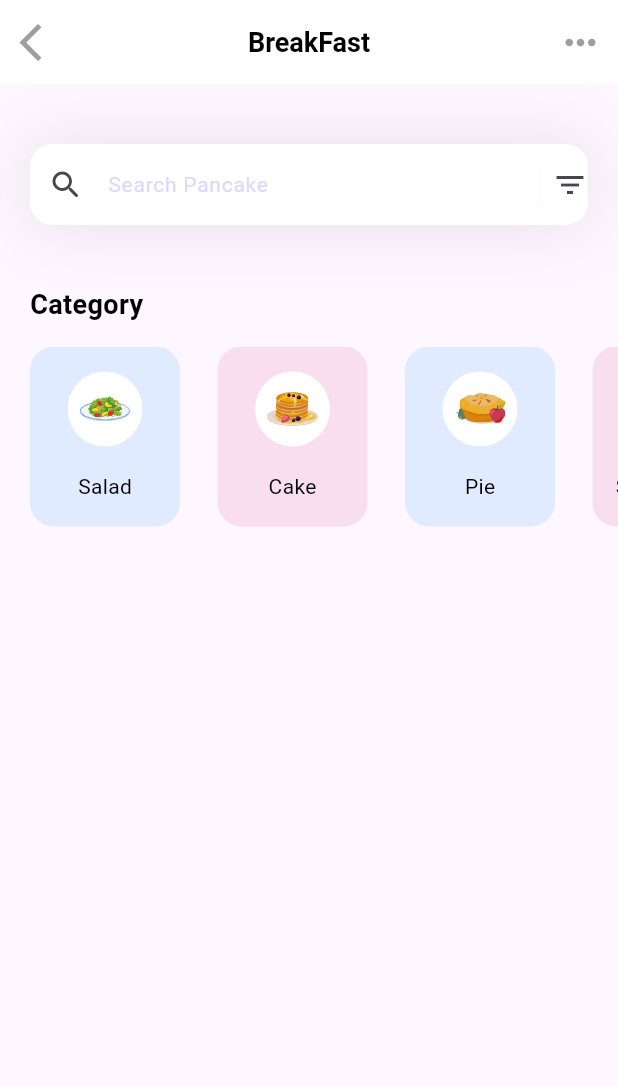
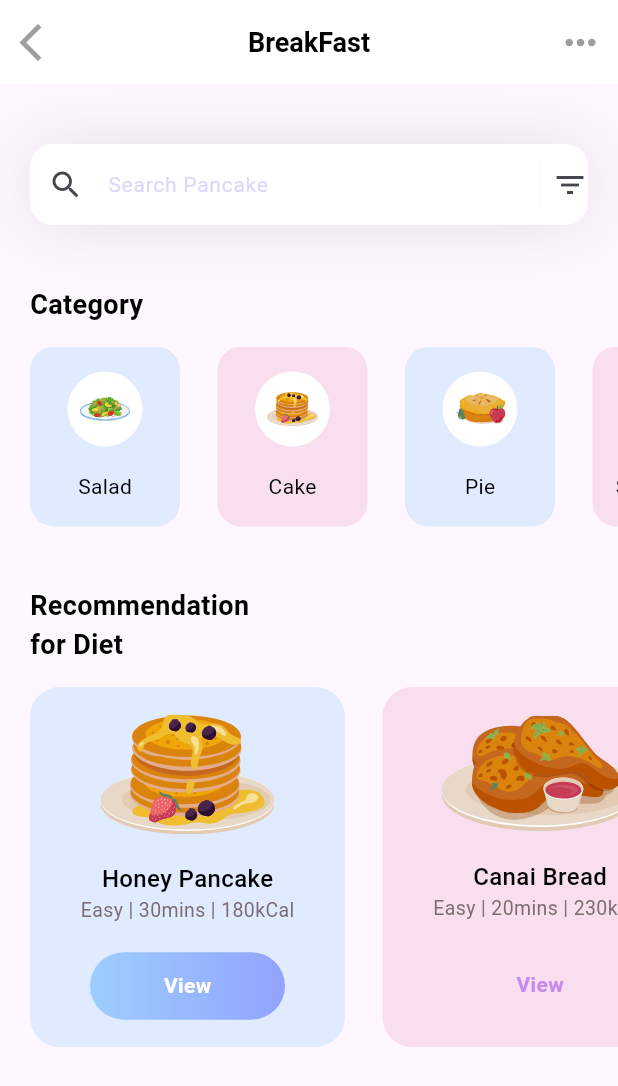
Before and after one commit to SabaFadhl/fitness, a Flutter app: the screen it shows after launch, on a phone screen of 412 x 824 dp. Shown: the top 1086 px of the screen. Run offline on Flutter 3.47's test engine with Material 3 defaults, Android fonts, the phone set to English and light mode, and no system bars; our stand-ins replace flutter_svg.

Commit message:
feat: diet section with view button

```diff
--- /dev/null
+++ b/lib/models/diet_model.dart
@@ -0,0 +1,52 @@
+
+import 'dart:ui';
+
+class DietModel {
+  String name;
+  String iconPath;
+  String level;
+  String duration;
+  String calorie;
+  Color boxColor;
+  bool viewIsSelected;
+
+  DietModel({
+    required this.name,
+    required this.iconPath,
+    required this.level,
+    required this.duration,
+    required this.calorie,
+    required this.boxColor,
+    required this.viewIsSelected
+  });
+
+  static List < DietModel > getDiets() {
+    List < DietModel > diets = [];
+
+    diets.add(
+        DietModel(
+            name: 'Honey Pancake',
+            iconPath: 'assets/icons/honey-pancakes.svg',
+            level: 'Easy',
+            duration: '30mins',
+            calorie: '180kCal',
+            viewIsSelected: true,
+            boxColor: Color(0xff9DCEFF)
+        )
+    );
+
+    diets.add(
+        DietModel(
+            name: 'Canai Bread',
+            iconPath: 'assets/icons/canai-bread.svg',
+            level: 'Easy',
+            duration: '20mins',
+            calorie: '230kCal',
+            viewIsSelected: false,
+            boxColor: Color(0xffEEA4CE)
+        )
+    );
+
+    return diets;
+  }
+}
--- a/lib/pages/home.dart
+++ b/lib/pages/home.dart
@@ -1,14 +1,19 @@
 import 'package:fitness/models/category_model.dart';
+import 'package:fitness/models/diet_model.dart';
 import 'package:flutter/material.dart';
 import 'package:flutter_svg/flutter_svg.dart';
+
 class HomePage extends StatelessWidget {
   List<CategoryModel> categories = [];
-  void _getCategories(){
+  List<DietModel> diets = [];
+  void _getInitialInfo() {
     categories = CategoryModel.getCategories();
+    diets = DietModel.getDiets();
   }
+
   @override
   Widget build(BuildContext context) {
-    _getCategories();
+    _getInitialInfo();
     return Scaffold(
       appBar: AppBar(
         title: Text(
@@ -23,13 +28,11 @@ class HomePage extends StatelessWidget {
         elevation: 0.0,
         backgroundColor: Colors.white,
         leading: GestureDetector(
-          onTap: (){
-
-          },
+          onTap: () {},
           child: Container(
             alignment: Alignment.center,
             margin: EdgeInsets.all(10),
-            child: Icon(Icons.arrow_back_ios, color: Colors.grey, size: 30,),
+            child: Icon(Icons.arrow_back_ios, color: Colors.grey, size: 30),
             decoration: BoxDecoration(borderRadius: BorderRadius.circular(10)),
           ),
         ),
@@ -37,22 +40,24 @@ class HomePage extends StatelessWidget {
           Container(
             alignment: Alignment.center,
             margin: EdgeInsets.all(10),
-            child: Icon(Icons.more_horiz, color: Colors.grey, size: 30,),
+            child: Icon(Icons.more_horiz, color: Colors.grey, size: 30),
             decoration: BoxDecoration(borderRadius: BorderRadius.circular(10)),
           ),
         ],
       ),
-      body:Column(
+      body: Column(
         crossAxisAlignment: CrossAxisAlignment.start,
         children: [
           Container(
-            margin: EdgeInsets.only(top: 40,left: 20,right: 20),
+            margin: EdgeInsets.only(top: 40, left: 20, right: 20),
             decoration: BoxDecoration(
               boxShadow: [
-                BoxShadow(color: Color(0xff1D1617).withOpacity(0.11),
+                BoxShadow(
+                  color: Color(0xff1D1617).withOpacity(0.11),
                   blurRadius: 40,
-                spreadRadius: 0.0)
-              ]
+                  spreadRadius: 0.0,
+                ),
+              ],
             ),
             child: TextField(
               decoration: InputDecoration(
@@ -60,10 +65,7 @@ class HomePage extends StatelessWidget {
                 fillColor: Colors.white,
                 contentPadding: EdgeInsets.all(15),
                 hintText: 'Search Pancake',
-                  hintStyle: TextStyle(
-                    color: Color(0xD0D0D0FF),
-                    fontSize: 14
-                  ),
+                hintStyle: TextStyle(color: Color(0xD0D0D0FF), fontSize: 14),
                 prefixIcon: Icon(Icons.search_rounded),
                 suffixIcon: Container(
                   width: 100,
@@ -84,44 +86,40 @@ class HomePage extends StatelessWidget {
                 ),
                 border: OutlineInputBorder(
                   borderRadius: BorderRadius.circular(15),
-                    borderSide: BorderSide.none
-                  )
-
+                  borderSide: BorderSide.none,
                 ),
               ),
             ),
-          SizedBox(height: 40,),
+          ),
+          SizedBox(height: 40),
           Column(
             crossAxisAlignment: CrossAxisAlignment.start,
             children: [
               Padding(
                 padding: const EdgeInsets.only(left: 20),
-                child: Text('Category',
+                child: Text(
+                  'Category',
                   style: TextStyle(
                     color: Colors.black,
                     fontSize: 18,
                     fontWeight: FontWeight.w600,
-
-                ),),
                   ),
-              SizedBox(height: 15,),
+                ),
+              ),
+              SizedBox(height: 15),
               Container(
                 height: 120,
                 child: ListView.separated(
                   itemCount: categories.length,
                   scrollDirection: Axis.horizontal,
-                  padding: EdgeInsets.only(
-                    left: 20,
-                    right: 20
-                  ),
-                  separatorBuilder: (context, index)=>SizedBox(width: 25,),
-                  itemBuilder: (context, index){
+                  padding: EdgeInsets.only(left: 20, right: 20),
+                  separatorBuilder: (context, index) => SizedBox(width: 25),
+                  itemBuilder: (context, index) {
                     return Container(
-
                       width: 100,
                       decoration: BoxDecoration(
                         color: categories[index].boxColor.withOpacity(0.3),
-                        borderRadius: BorderRadius.circular(16)
+                        borderRadius: BorderRadius.circular(16),
                       ),
                       child: Column(
                         mainAxisAlignment: MainAxisAlignment.spaceEvenly,
@@ -131,18 +129,17 @@ class HomePage extends StatelessWidget {
                             height: 50,
                             decoration: BoxDecoration(
                               color: Colors.white,
-                              shape: BoxShape.circle
+                              shape: BoxShape.circle,
                             ),
                             padding: const EdgeInsets.all(8.0),
                             child: SvgPicture.asset(categories[index].iconPath),
-
                           ),
                           Text(
                             categories[index].name,
                             style: TextStyle(
                               fontWeight: FontWeight.w400,
                               color: Colors.black,
-                              fontSize: 14
+                              fontSize: 14,
                             ),
                           ),
                         ],
@@ -150,11 +147,99 @@ class HomePage extends StatelessWidget {
                     );
                   },
                 ),
+              ),
+            ],
+          ),
+          SizedBox(height: 40),
+          Column(
+            crossAxisAlignment: CrossAxisAlignment.start,
+            children: [
+              Padding(
+                padding: const EdgeInsets.only(left: 20),
+                child: Text(
+                  'Recommendation\nfor Diet',
+                  style: TextStyle(
+                    color: Colors.black,
+                    fontSize: 18,
+                    fontWeight: FontWeight.w600,
+                  ),
+                ),
+              ),
+              SizedBox(height: 15),
+              Container(
+                height: 240,
+                child: ListView.separated(
+                  itemBuilder: (context, index) {
+                    return Container(
+                      width: 210,
+                      decoration: BoxDecoration(
+                          color: diets[index].boxColor.withOpacity(0.3),
+                          borderRadius: BorderRadius.circular(20)
+                      ),
+                      child: Column(
+                        mainAxisAlignment: MainAxisAlignment.spaceEvenly,
+                        children: [
+                          SvgPicture.asset(diets[index].iconPath),
+                          Column(
+                            children: [
+                              Text(
+                                diets[index].name,
+                                style: const TextStyle(
+                                    fontWeight: FontWeight.w500,
+                                    color: Colors.black,
+                                    fontSize: 16
+                                ),
+                              ),
+                              Text(
+                                diets[index].level + ' | ' + diets[index].duration + ' | ' + diets[index].calorie,
+                                style: const TextStyle(
+                                    color: Color(0xff7B6F72),
+                                    fontSize: 13,
+                                    fontWeight: FontWeight.w400
+                                ),
+                              ),
+                            ],
+                          ),
+                          Container(
+                            height: 45,
+                            width: 130,
+                            child: Center(
+                              child: Text(
+                                'View',
+                                style: TextStyle(
+                                    color: diets[index].viewIsSelected ? Colors.white : const Color(0xffC58BF2),
+                                    fontWeight: FontWeight.w600,
+                                    fontSize: 14
+                                ),
+                              ),
+                            ),
+                            decoration: BoxDecoration(
+                                gradient: LinearGradient(
+                                    colors: [
+                                      diets[index].viewIsSelected ? const Color(0xff9DCEFF) : Colors.transparent,
+                                      diets[index].viewIsSelected ? const Color(0xff92A3FD) : Colors.transparent
+                                    ]
+                                ),
+                                borderRadius: BorderRadius.circular(50)
+                            ),
                           )
                         ],
+                      ),
+                    );
+                  },
+                  separatorBuilder: (context, index) => const SizedBox(width: 25,),
+                  itemCount: diets.length,
+                  scrollDirection: Axis.horizontal,
+                  padding: const EdgeInsets.only(
+                      left: 20,
+                      right: 20
+                  ),
+                ),
               )
             ],
-      ) ,
+          ),
+        ],
+      ),
     );
   }
 }
```
Lines whose indentation alone changed are shown as unchanged.
